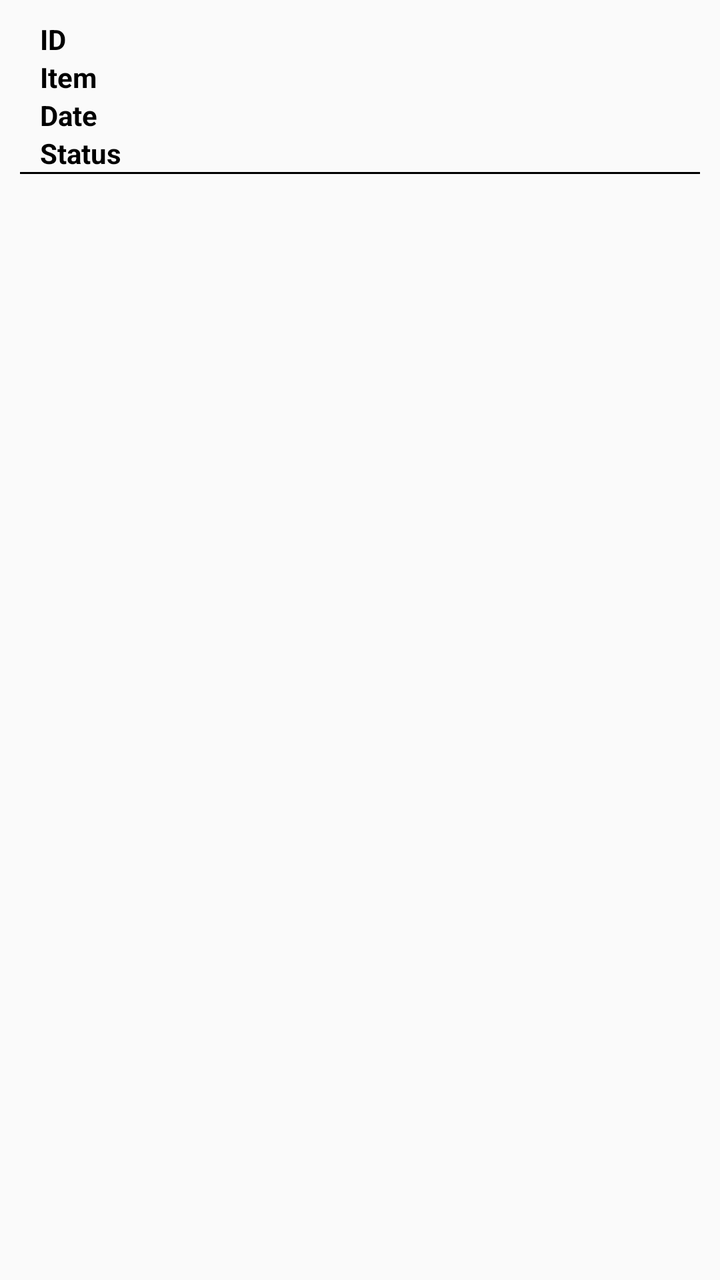
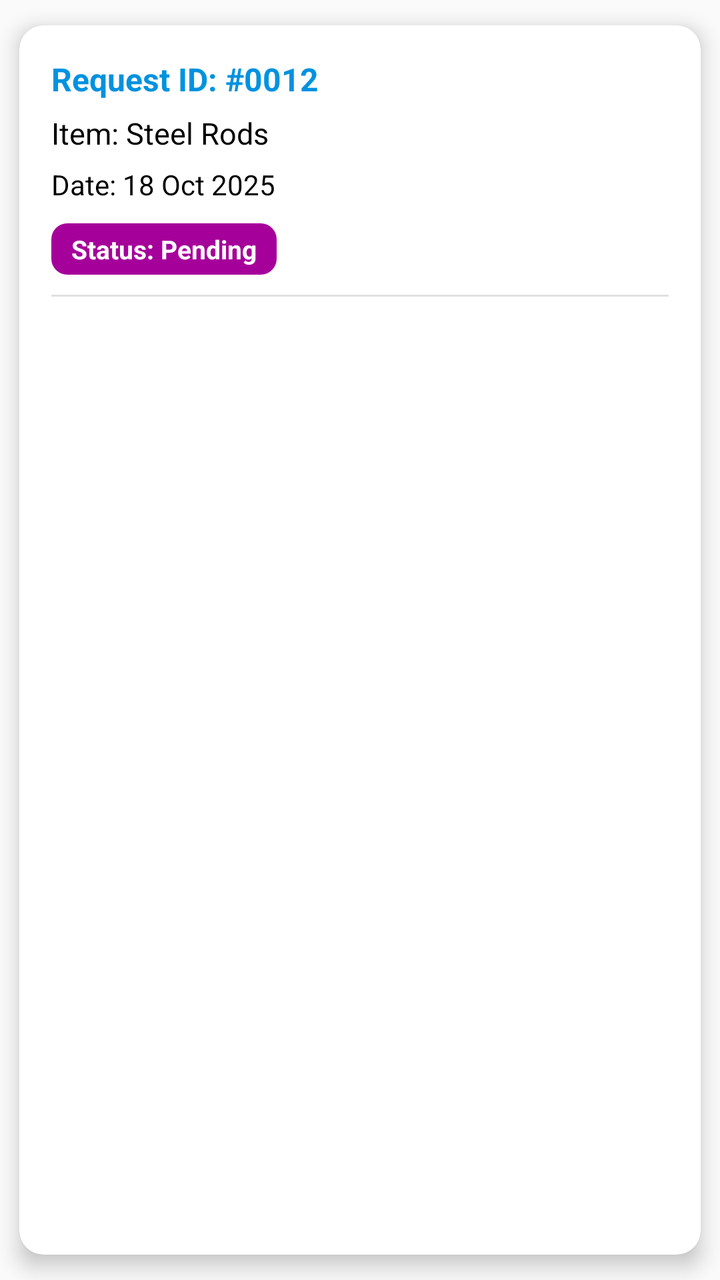

Compare the two renders of this Android layout. The source of the first and the diff that turns it into the second are given below.
<!-- AndroidManifest.xml: application theme AppTheme -->
<!-- res/layout/lv_my_request.xml -->
<?xml version="1.0" encoding="utf-8"?>
<LinearLayout xmlns:android="http://schemas.android.com/apk/res/android"
    xmlns:tools="http://schemas.android.com/tools"
    android:layout_width="match_parent"
    android:layout_height="wrap_content"
    xmlns:app="http://schemas.android.com/apk/res-auto"
    xmlns:card_view="http://schemas.android.com/apk/res-auto">


            <LinearLayout
                android:layout_width="match_parent"
                android:layout_height="wrap_content"
                android:orientation="vertical"
                android:padding="10dp">
                <TextView
                    android:layout_width="match_parent"
                    android:layout_height="wrap_content"
                    android:id="@+id/txv_requestID"
                    android:text="ID"
                    android:textStyle="bold"
                    android:layout_marginLeft="10dp"
                    android:textColor="@color/colorBlack"/>

                <TextView
                    android:layout_width="match_parent"
                    android:layout_height="wrap_content"
                    android:id="@+id/txv_items"
                    android:text="Item"
                    android:textStyle="bold"
                    android:layout_marginLeft="10dp"
                    android:textColor="@color/colorBlack"/>
                <TextView
                    android:visibility="gone"
                    android:layout_width="match_parent"
                    android:layout_height="wrap_content"
                    android:id="@+id/txv_supply_quantity"
                    android:text="Quantity"
                    android:textStyle="bold"
                    android:layout_marginLeft="10dp"
                    android:textColor="@color/colorBlack"/>
                <TextView
                    android:layout_width="match_parent"
                    android:layout_height="wrap_content"
                    android:id="@+id/txv_requestDate"
                    android:text="Date"
                    android:textStyle="bold"
                    android:layout_marginLeft="10dp"
                    android:textColor="@color/colorBlack"/>
                <TextView
                    android:layout_width="match_parent"
                    android:layout_height="wrap_content"
                    android:id="@+id/txv_requestStatus"
                    android:text="Status"
                    android:textStyle="bold"
                    android:layout_marginLeft="10dp"
                    android:textColor="@color/colorBlack"/>
                <View
                    android:layout_width="match_parent"
                    android:layout_height="1dp"
                    android:background="@android:color/black" />
            </LinearLayout>

</LinearLayout>
<!-- resources referenced by this layout -->
<resources>
  <color name="colorBlack">#000</color>
  <style name="AppTheme" parent="Theme.AppCompat.Light.DarkActionBar">
          
          <item name="colorPrimary">@color/colorPrimary</item>
          <item name="colorPrimaryDark">@color/colorPrimaryDark</item>
          <item name="colorAccent">@color/colorAccent</item>
      </style>
  <color name="colorPrimary">#0092DF</color>
  <color name="colorPrimaryDark">#0092DF</color>
  <color name="colorAccent">#A6009A</color>
</resources>

<!-- the commit's change to res/layout/lv_my_request.xml (unified diff, before → after) -->
@@ -1,63 +1,85 @@
 <?xml version="1.0" encoding="utf-8"?>
-<LinearLayout xmlns:android="http://schemas.android.com/apk/res/android"
+<androidx.cardview.widget.CardView xmlns:android="http://schemas.android.com/apk/res/android"
+    xmlns:app="http://schemas.android.com/apk/res-auto"
     xmlns:tools="http://schemas.android.com/tools"
     android:layout_width="match_parent"
     android:layout_height="wrap_content"
-    xmlns:app="http://schemas.android.com/apk/res-auto"
-    xmlns:card_view="http://schemas.android.com/apk/res-auto">
+    android:layout_margin="8dp"
+    app:cardCornerRadius="12dp"
+    app:cardElevation="6dp"
+    app:cardUseCompatPadding="true"
+    android:backgroundTint="@android:color/white">
 
+    <LinearLayout
+        android:layout_width="match_parent"
+        android:layout_height="wrap_content"
+        android:orientation="vertical"
+        android:padding="16dp">
 
-            <LinearLayout
-                android:layout_width="match_parent"
-                android:layout_height="wrap_content"
-                android:orientation="vertical"
-                android:padding="10dp">
-                <TextView
-                    android:layout_width="match_parent"
-                    android:layout_height="wrap_content"
-                    android:id="@+id/txv_requestID"
-                    android:text="ID"
-                    android:textStyle="bold"
-                    android:layout_marginLeft="10dp"
-                    android:textColor="@color/colorBlack"/>
+        
+        <TextView
+            android:id="@+id/txv_requestID"
+            android:layout_width="match_parent"
+            android:layout_height="wrap_content"
+            android:text="Request ID: #0012"
+            android:textStyle="bold"
+            android:textSize="16sp"
+            android:textColor="@color/colorPrimaryDark"
+            android:layout_marginBottom="6dp" />
 
-                <TextView
-                    android:layout_width="match_parent"
-                    android:layout_height="wrap_content"
-                    android:id="@+id/txv_items"
-                    android:text="Item"
-                    android:textStyle="bold"
-                    android:layout_marginLeft="10dp"
-                    android:textColor="@color/colorBlack"/>
-                <TextView
-                    android:visibility="gone"
-                    android:layout_width="match_parent"
-                    android:layout_height="wrap_content"
-                    android:id="@+id/txv_supply_quantity"
-                    android:text="Quantity"
-                    android:textStyle="bold"
-                    android:layout_marginLeft="10dp"
-                    android:textColor="@color/colorBlack"/>
-                <TextView
-                    android:layout_width="match_parent"
-                    android:layout_height="wrap_content"
-                    android:id="@+id/txv_requestDate"
-                    android:text="Date"
-                    android:textStyle="bold"
-                    android:layout_marginLeft="10dp"
-                    android:textColor="@color/colorBlack"/>
-                <TextView
-                    android:layout_width="match_parent"
-                    android:layout_height="wrap_content"
-                    android:id="@+id/txv_requestStatus"
-                    android:text="Status"
-                    android:textStyle="bold"
-                    android:layout_marginLeft="10dp"
-                    android:textColor="@color/colorBlack"/>
-                <View
-                    android:layout_width="match_parent"
-                    android:layout_height="1dp"
-                    android:background="@android:color/black" />
-            </LinearLayout>
+        
+        <TextView
+            android:id="@+id/txv_items"
+            android:layout_width="match_parent"
+            android:layout_height="wrap_content"
+            android:text="Item: Steel Rods"
+            android:textSize="15sp"
+            android:textColor="@color/colorBlack"
+            android:layout_marginBottom="6dp" />
 
-</LinearLayout>
+        
+        <TextView
+            android:id="@+id/txv_supply_quantity"
+            android:layout_width="match_parent"
+            android:layout_height="wrap_content"
+            android:text="Quantity: 10"
+            android:textSize="15sp"
+            android:textColor="@color/colorBlack"
+            android:visibility="gone"
+            android:layout_marginBottom="6dp" />
+
+        
+        <TextView
+            android:id="@+id/txv_requestDate"
+            android:layout_width="match_parent"
+            android:layout_height="wrap_content"
+            android:text="Date: 18 Oct 2025"
+            android:textSize="14sp"
+            android:textColor="@color/colorBlack"
+            android:layout_marginBottom="10dp" />
+
+        
+        <TextView
+            android:id="@+id/txv_requestStatus"
+            android:layout_width="wrap_content"
+            android:layout_height="wrap_content"
+            android:text="Status: Pending"
+            android:textStyle="bold"
+            android:textSize="13sp"
+            android:paddingHorizontal="10dp"
+            android:paddingVertical="4dp"
+            android:textColor="@android:color/white"
+            android:backgroundTint="@color/colorAccent"
+            android:background="@drawable/status_background"
+            android:layout_marginBottom="6dp"
+            android:layout_gravity="start" />
+
+        
+        <View
+            android:layout_width="match_parent"
+            android:layout_height="1dp"
+            android:background="#E0E0E0"
+            android:layout_marginTop="4dp" />
+
+    </LinearLayout>
+</androidx.cardview.widget.CardView>
<!-- resource entries referenced after the edit -->
@@ -7,8 +7,15 @@
           <item name="colorPrimaryDark">@color/colorPrimaryDark</item>
           <item name="colorAccent">@color/colorAccent</item>
       </style>
+  <color name="colorLightAccent">#FFD54F</color>
   <color name="colorPrimary">#0092DF</color>
   <color name="colorPrimaryDark">#0092DF</color>
+  <!-- drawable status_background (drawable) -->
+  <?xml version="1.0" encoding="utf-8"?>
+  <shape xmlns:android="http://schemas.android.com/apk/res/android">
+      <solid android:color="@color/colorLightAccent" />
+      <corners android:radius="8dp" />
+  </shape>
   <color name="colorAccent">#A6009A</color>
 </resources>
 
